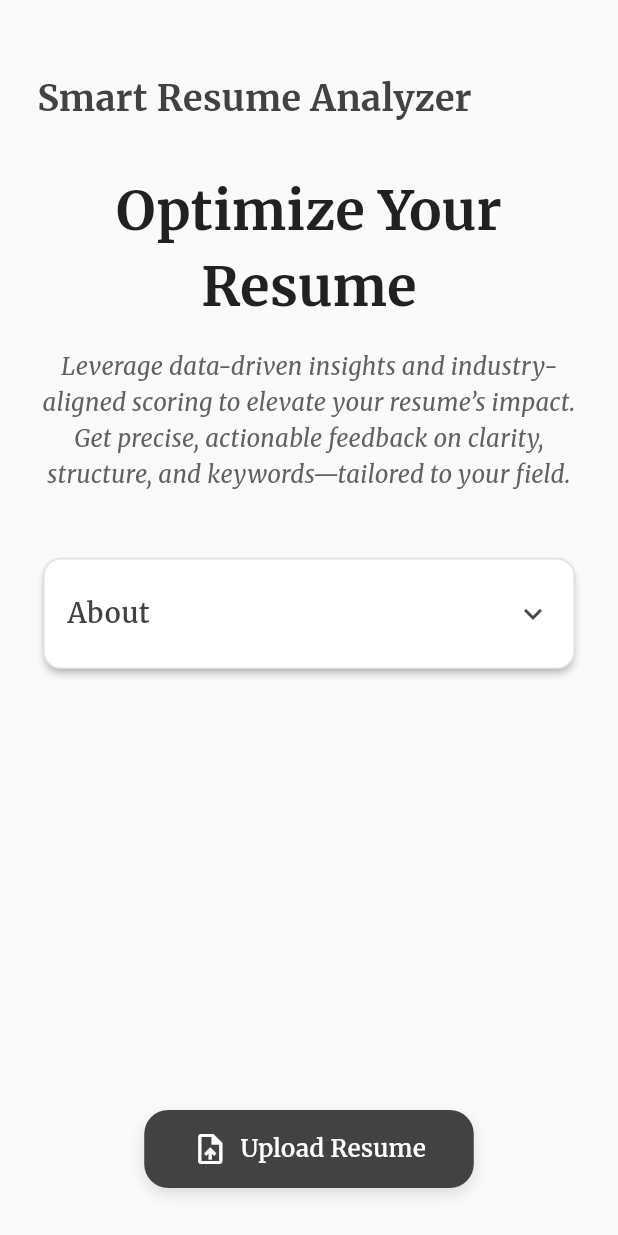
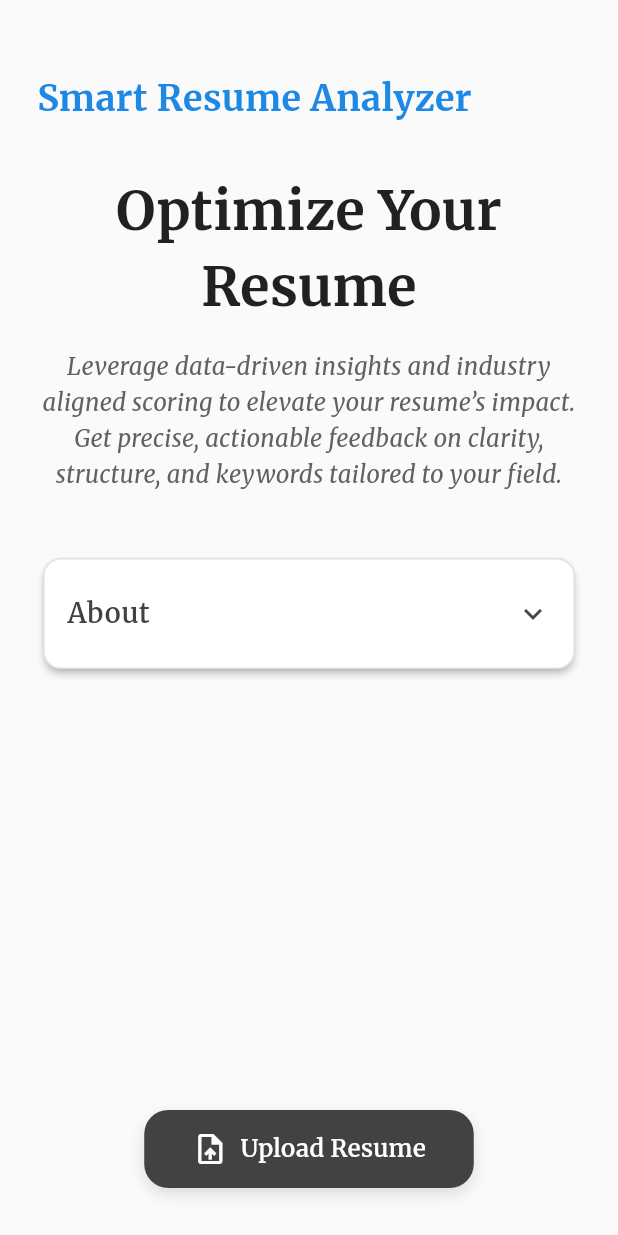
Before and after one commit to BryanPMX/Smart-Resume-Analyzer, a Flutter app: the HomeScreen screen opened by its route, on a phone screen of 412 x 824 dp. Run offline on Flutter 3.47's test engine with Material 3 defaults, Android fonts, the phone set to English and light mode, and no system bars; our stand-ins replace file_picker, google_fonts, image_picker, permission_handler; missing offline and left inert: flutter_pdfview, syncfusion_flutter_pdf.

Commit message:
Prototype 2.1

```diff
--- a/lib/main.dart
+++ b/lib/main.dart
@@ -146,14 +146,14 @@ class _SplashScreenState extends State<SplashScreen>
               CurveTween(curve: Curves.easeOutBack),
             ),
             child: Text(
-              'Smart Resume\nAnalyzer',
+              'Smart Resume Analyzer',
               textAlign: TextAlign.center,
               style: Theme.of(context)
                   .textTheme
                   .headlineSmall
                   ?.copyWith(
-                color: colors.onPrimaryContainer,
-                fontSize: 42,
+                color: const Color(0xFF1E88E5),
+                fontSize: 32,
                 fontWeight: FontWeight.bold,
               ),
             ),
--- a/lib/screens/home_screen.dart
+++ b/lib/screens/home_screen.dart
@@ -63,7 +63,7 @@ class _HomeScreenState extends State<HomeScreen> {
                     Text(
                       'Smart Resume Analyzer',
                       style: GoogleFonts.merriweather(
-                        color: Colors.grey.shade800,
+                        color: const Color(0xFF1E88E5),
                         fontWeight: FontWeight.w700,
                         fontSize: 24,
                       ),
@@ -105,8 +105,8 @@ class _HomeScreenState extends State<HomeScreen> {
                           ),
                         ),
                         child: Text(
-                          'Leverage data-driven insights and industry-aligned scoring to elevate your resume’s impact. '
-                              'Get precise, actionable feedback on clarity, structure, and keywords—tailored to your field.',
+                          'Leverage data-driven insights and industry aligned scoring to elevate your resume’s impact. '
+                              'Get precise, actionable feedback on clarity, structure, and keywords tailored to your field.',
                           textAlign: TextAlign.center,
                           style: GoogleFonts.merriweather(
                             color: Colors.grey.shade700,
@@ -148,8 +148,8 @@ class _HomeScreenState extends State<HomeScreen> {
                               icon: Icons.track_changes,
                               title: 'Methodology',
                               content:
-                              'We split your resume into seven key sections—Contact, Summary, '
-                                  'Experience, Education, Skills, Projects, Certifications—and score '
+                              'We split your resume into seven key sections: Contact, Summary, '
+                                  'Experience, Education, Skills, Projects, Certifications and score '
                                   'each against best-practice criteria.',
                             ),
                             const Divider(height: 1, indent: 16, endIndent: 16),
@@ -173,8 +173,8 @@ class _HomeScreenState extends State<HomeScreen> {
                               icon: Icons.lightbulb,
                               title: 'Major Detection',
                               content:
-                              'AI scans your Education section for your major to tailor skills '
-                                  'recommendations; falls back to general criteria if none found.',
+                              'The backend examines the Education section to identify your field of study and personalize skill suggestions accordingly;\n'
+                                'if it can’t determine a major, it defaults to a broader, general set of recommendations.',
                             ),
                           ],
                         ),
--- a/lib/screens/upload_screen.dart
+++ b/lib/screens/upload_screen.dart
@@ -266,9 +266,9 @@ class _UploadScreenState extends State<UploadScreen>
                     if (_isScanning)
                       Positioned.fill(
                         child: ScanningAnimation(
-                          duration: const Duration(seconds: 3),
-                          beamHeight: 30.0,              // <-- renamed
-                          beamColor: Colors.white,       // <-- renamed
+                          duration: const Duration(seconds: 5),
+                          beamHeight: 30.0,
+                          beamColor: Colors.white,
                           dimBackground: true,
                         ),
                       ),
```
